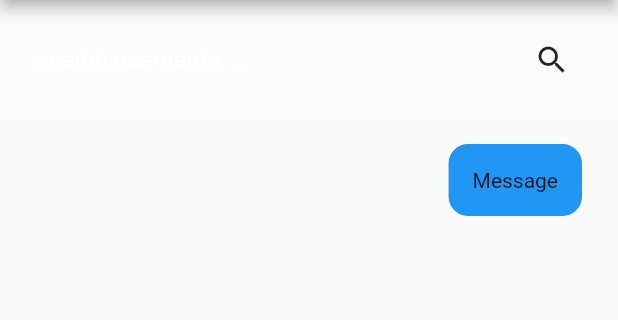
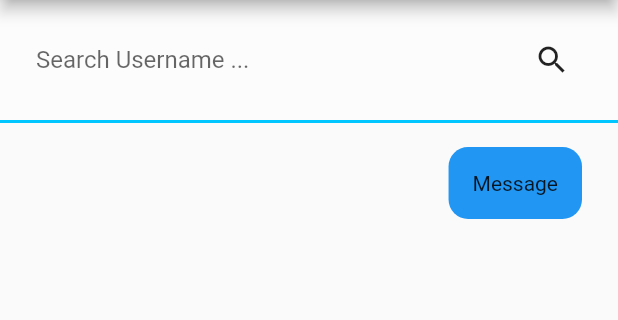
Before and after one commit to bhatnitish1998/precruitment, a Flutter app: the SearchScreen screen opened directly, after a tap on the "search" icon, on a phone screen of 412 x 824 dp, the part 84-404 px from its top. Run offline on Flutter 3.47's test engine with Material 2 defaults, Android fonts, the phone set to English and light mode, and no system bars; our stand-ins replace cloud_firestore, file_picker, firebase_auth, firebase_core, firebase_storage, permission_handler and 1 more; missing offline and left inert: downloads_path_provider, flutter_downloader, syncfusion_flutter_xlsio; accounts and stored records are empty.

Commit message:
added inkwells

```diff
--- a/lib/views/offers.dart
+++ b/lib/views/offers.dart
@@ -165,7 +165,11 @@ class _OffersState extends State<Offers> {
                     testDate: snapshot.data.documents[index].data()['testDate'],
                   );
                 })
-            : Container();
+            : Container(
+                child: Center(
+                  child: CircularProgressIndicator(),
+                ),
+              );
       },
     );
   }
--- a/lib/views/search.dart
+++ b/lib/views/search.dart
@@ -96,24 +96,26 @@ class _SearchScreenState extends State<SearchScreen> {
     return Scaffold(
       appBar: appBarMain(context),
       body: Container(
-            child: Column(children: [
+        child: Column(
+          children: [
             Container(
               padding: EdgeInsets.symmetric(horizontal: 24, vertical: 16),
               color: Color(0x54FFFFFF),
-            child: Row(children: [
+              child: Row(
+                children: [
                   Expanded(
                     child: TextField(
                       controller: searchEditingController,
                       decoration: InputDecoration(
-                      hintText: "search username ...",
+                          hintText: "Search Username ...",
                           hintStyle: TextStyle(
-                        color: Colors.white,
+                            // color: Colors.white,
                             fontSize: 16,
                           ),
                           border: InputBorder.none),
                     ),
                   ),
-              GestureDetector(
+                  InkWell(
                       onTap: () {
                         initiateSearch();
                       },
@@ -121,12 +123,21 @@ class _SearchScreenState extends State<SearchScreen> {
                           height: 40,
                           width: 40,
                           padding: EdgeInsets.all(8),
-                    child: Icon(Icons.search)),
+                          child: Icon(Icons.search))),
+                ],
               ),
-            ]),
+            ),
+            Container(
+              // margin: new EdgeInsets.symmetric(vertical: 2.0),
+              height: 2.0,
+              width: MediaQuery.of(context).size.width,
+              color: new Color(0xff00c6ff),
             ),
             searchList()
-        ])));
+          ],
+        ),
+      ),
+    );
   }
 }
 
```
Also changed, not shown: 2 other files. Lines whose indentation alone changed are shown as unchanged.
